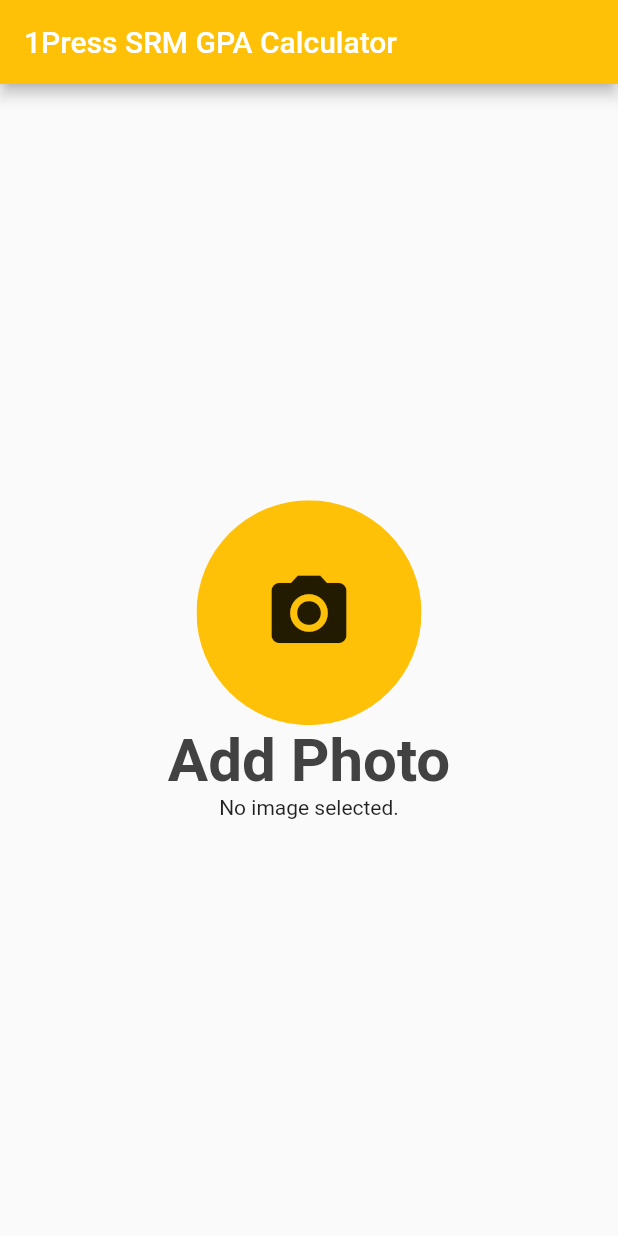
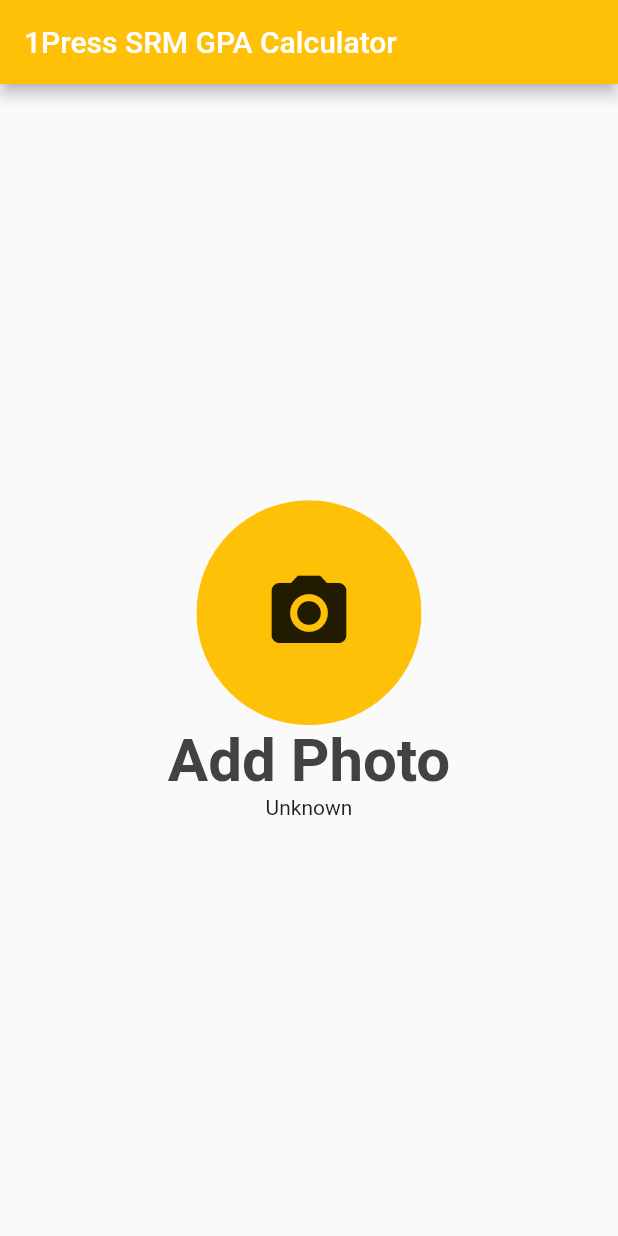
Before and after one commit to Sakshat234/flutterproj1, a Flutter app: the screen it shows after launch, after a tap on the "photo camera" icon, on a phone screen of 412 x 824 dp. Run offline on Flutter 3.47's test engine with Material 2 defaults, Android fonts, the phone set to English and light mode, and no system bars; our stand-ins replace image_picker; missing offline and left inert: tesseract_ocr.

```diff
--- a/lib/main.dart
+++ b/lib/main.dart
@@ -8,24 +8,39 @@ import 'package:tesseract_ocr/tesseract_ocr.dart';
 
 void main() => runApp(MyApp());
 
-class MyApp extends StatelessWidget {
+
+class MyApp extends StatefulWidget{
+  @override
+  State<StatefulWidget> createState() {
+    return _MyAppState();
+  }
+}
+
+
+class _MyAppState extends State<MyApp> {
+
+  // ignore: override_on_non_overriding_member
   final picker = new ImagePicker();
 
   File _image;
   String _extractText = 'Unknown';
+
   Future pickimage() async {
-    final pickedFile = await picker.getImage(source: ImageSource.gallery);
+    final  pickedFile = await picker.getImage(source: ImageSource.gallery);
+
 
     _image = File(pickedFile.path);
+    final String _extrtxt = await TesseractOcr.extractText(pickedFile.path,language:"eng");
 
-    _extractText =
-        await TesseractOcr.extractText(pickedFile.path, language: "eng");
+    // _extractText =
+    //     await TesseractOcr.extractText(pickedFile.path, language: "eng");
+        setState(() {
+           _extractText = _extrtxt;
+        });
 
     log(_image.path);
     log(_extractText);
-
   }
-
   @override
   Widget build(BuildContext context) {
     return MaterialApp(
@@ -37,6 +52,7 @@ class MyApp extends StatelessWidget {
         body: Center(
           child: Column(
             mainAxisAlignment: MainAxisAlignment.center,
+
             children: <Widget>[
               ClipOval(
                 child: Material(
@@ -55,20 +71,24 @@ class MyApp extends StatelessWidget {
                   ),
                 ),
               ),
-              Text(_image?.path == null ? "Add Photo" : _image?.path,
+              Text("Add Photo",
                   style: TextStyle(
                       color: Colors.grey[800],
                       fontWeight: FontWeight.bold,
                       fontSize: 40)),
-              Center(
-                child: _image == null
-                    ? Text('No image selected.')
-                    : Image.file(_image),
-              ),
+              // Center(
+              //   child: _image == null
+              //       ? Text('No image selected.')
+              //       : Image.file(_image),
+              // ),
+
+              Center(child: Text(_extractText))
             ],
           ),
         ),
       ),
     );
   }
+
+
 }
```
